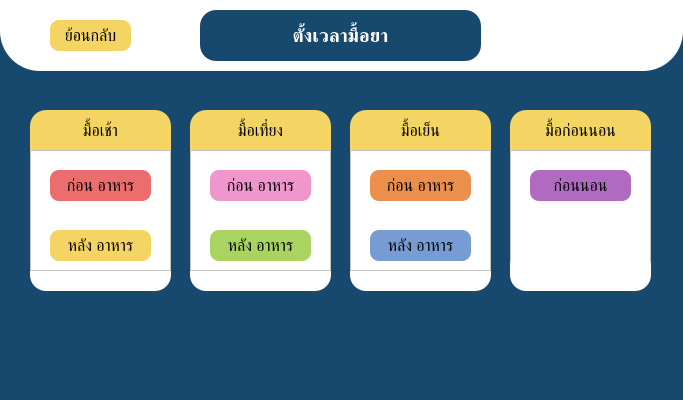
Before: the Qt Designer form ui/select_timeui.ui in KittimaB/Medicine_notify, drawn with Qt 5.
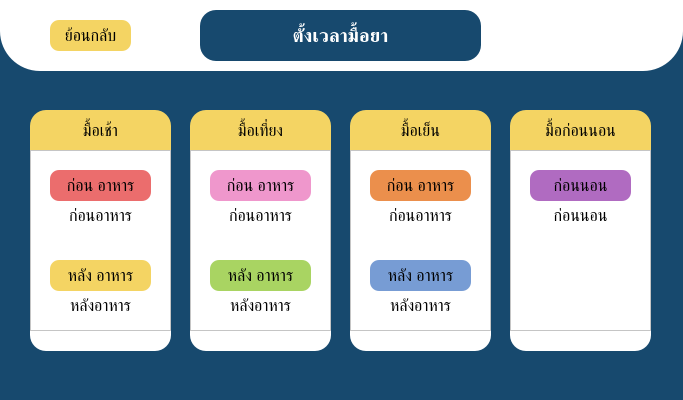
After: the same form once the commit is applied.

Patch:
```diff
--- a/ui/select_timeui.ui
+++ b/ui/select_timeui.ui
@@ -110,7 +110,7 @@
       <x>350</x>
       <y>150</y>
       <width>141</width>
-      <height>121</height>
+      <height>181</height>
      </rect>
     </property>
     <property name="styleSheet">
@@ -122,6 +122,48 @@
     <property name="frameShadow">
      <enum>QFrame::Raised</enum>
     </property>
+    <widget class="QLabel" name="bd_label">
+     <property name="geometry">
+      <rect>
+       <x>10</x>
+       <y>50</y>
+       <width>121</width>
+       <height>31</height>
+      </rect>
+     </property>
+     <property name="font">
+      <font>
+       <pointsize>12</pointsize>
+      </font>
+     </property>
+     <property name="text">
+      <string>ก่อนอาหาร</string>
+     </property>
+     <property name="alignment">
+      <set>Qt::AlignCenter</set>
+     </property>
+    </widget>
+    <widget class="QLabel" name="ad_label">
+     <property name="geometry">
+      <rect>
+       <x>10</x>
+       <y>140</y>
+       <width>121</width>
+       <height>31</height>
+      </rect>
+     </property>
+     <property name="font">
+      <font>
+       <pointsize>12</pointsize>
+      </font>
+     </property>
+     <property name="text">
+      <string>หลังอาหาร</string>
+     </property>
+     <property name="alignment">
+      <set>Qt::AlignCenter</set>
+     </property>
+    </widget>
    </widget>
    <widget class="QFrame" name="frame_12">
     <property name="geometry">
@@ -129,7 +171,7 @@
       <x>510</x>
       <y>150</y>
       <width>141</width>
-      <height>121</height>
+      <height>181</height>
      </rect>
     </property>
     <property name="styleSheet">
@@ -141,6 +183,27 @@
     <property name="frameShadow">
      <enum>QFrame::Raised</enum>
     </property>
+    <widget class="QLabel" name="bbed_label">
+     <property name="geometry">
+      <rect>
+       <x>10</x>
+       <y>50</y>
+       <width>121</width>
+       <height>31</height>
+      </rect>
+     </property>
+     <property name="font">
+      <font>
+       <pointsize>12</pointsize>
+      </font>
+     </property>
+     <property name="text">
+      <string>ก่อนนอน</string>
+     </property>
+     <property name="alignment">
+      <set>Qt::AlignCenter</set>
+     </property>
+    </widget>
    </widget>
    <widget class="QFrame" name="frame_5">
     <property name="geometry">
@@ -148,7 +211,7 @@
       <x>30</x>
       <y>150</y>
       <width>141</width>
-      <height>121</height>
+      <height>181</height>
      </rect>
     </property>
     <property name="styleSheet">
@@ -160,12 +223,54 @@
     <property name="frameShadow">
      <enum>QFrame::Raised</enum>
     </property>
+    <widget class="QLabel" name="bb_label">
+     <property name="geometry">
+      <rect>
+       <x>10</x>
+       <y>50</y>
+       <width>121</width>
+       <height>31</height>
+      </rect>
+     </property>
+     <property name="font">
+      <font>
+       <pointsize>12</pointsize>
+      </font>
+     </property>
+     <property name="text">
+      <string>ก่อนอาหาร</string>
+     </property>
+     <property name="alignment">
+      <set>Qt::AlignCenter</set>
+     </property>
+    </widget>
+    <widget class="QLabel" name="ab_label">
+     <property name="geometry">
+      <rect>
+       <x>10</x>
+       <y>140</y>
+       <width>121</width>
+       <height>31</height>
+      </rect>
+     </property>
+     <property name="font">
+      <font>
+       <pointsize>12</pointsize>
+      </font>
+     </property>
+     <property name="text">
+      <string>หลังอาหาร</string>
+     </property>
+     <property name="alignment">
+      <set>Qt::AlignCenter</set>
+     </property>
+    </widget>
    </widget>
    <widget class="QFrame" name="frame_8">
     <property name="geometry">
      <rect>
       <x>350</x>
-      <y>250</y>
+      <y>310</y>
       <width>141</width>
       <height>41</height>
      </rect>
@@ -267,7 +372,7 @@
     <property name="geometry">
      <rect>
       <x>510</x>
-      <y>250</y>
+      <y>310</y>
       <width>141</width>
       <height>41</height>
      </rect>
@@ -289,7 +394,7 @@
       <x>190</x>
       <y>150</y>
       <width>141</width>
-      <height>121</height>
+      <height>181</height>
      </rect>
     </property>
     <property name="styleSheet">
@@ -301,12 +406,54 @@
     <property name="frameShadow">
      <enum>QFrame::Raised</enum>
     </property>
+    <widget class="QLabel" name="bl_label">
+     <property name="geometry">
+      <rect>
+       <x>10</x>
+       <y>50</y>
+       <width>121</width>
+       <height>31</height>
+      </rect>
+     </property>
+     <property name="font">
+      <font>
+       <pointsize>12</pointsize>
+      </font>
+     </property>
+     <property name="text">
+      <string>ก่อนอาหาร</string>
+     </property>
+     <property name="alignment">
+      <set>Qt::AlignCenter</set>
+     </property>
+    </widget>
+    <widget class="QLabel" name="al_label">
+     <property name="geometry">
+      <rect>
+       <x>10</x>
+       <y>140</y>
+       <width>121</width>
+       <height>31</height>
+      </rect>
+     </property>
+     <property name="font">
+      <font>
+       <pointsize>12</pointsize>
+      </font>
+     </property>
+     <property name="text">
+      <string>หลังอาหาร</string>
+     </property>
+     <property name="alignment">
+      <set>Qt::AlignCenter</set>
+     </property>
+    </widget>
    </widget>
    <widget class="QFrame" name="frame_7">
     <property name="geometry">
      <rect>
       <x>190</x>
-      <y>250</y>
+      <y>310</y>
       <width>141</width>
       <height>41</height>
      </rect>
@@ -326,7 +473,7 @@
     <property name="geometry">
      <rect>
       <x>30</x>
-      <y>250</y>
+      <y>310</y>
       <width>141</width>
       <height>41</height>
      </rect>
@@ -451,7 +598,7 @@
     <property name="geometry">
      <rect>
       <x>50</x>
-      <y>230</y>
+      <y>260</y>
       <width>101</width>
       <height>31</height>
      </rect>
@@ -498,7 +645,7 @@
     <property name="geometry">
      <rect>
       <x>210</x>
-      <y>230</y>
+      <y>260</y>
       <width>101</width>
       <height>31</height>
      </rect>
@@ -545,7 +692,7 @@
     <property name="geometry">
      <rect>
       <x>370</x>
-      <y>230</y>
+      <y>260</y>
       <width>101</width>
       <height>31</height>
      </rect>
@@ -589,6 +736,7 @@
      <string>ก่อนนอน</string>
     </property>
    </widget>
+   <zorder>frame_13</zorder>
    <zorder>frame_3</zorder>
    <zorder>frame_11</zorder>
    <zorder>frame_10</zorder>
@@ -600,7 +748,6 @@
    <zorder>frame_9</zorder>
    <zorder>frame_12</zorder>
    <zorder>frame_5</zorder>
-   <zorder>frame_13</zorder>
    <zorder>frame_6</zorder>
    <zorder>bb_pushButton</zorder>
    <zorder>ab_pushButton</zorder>
```
